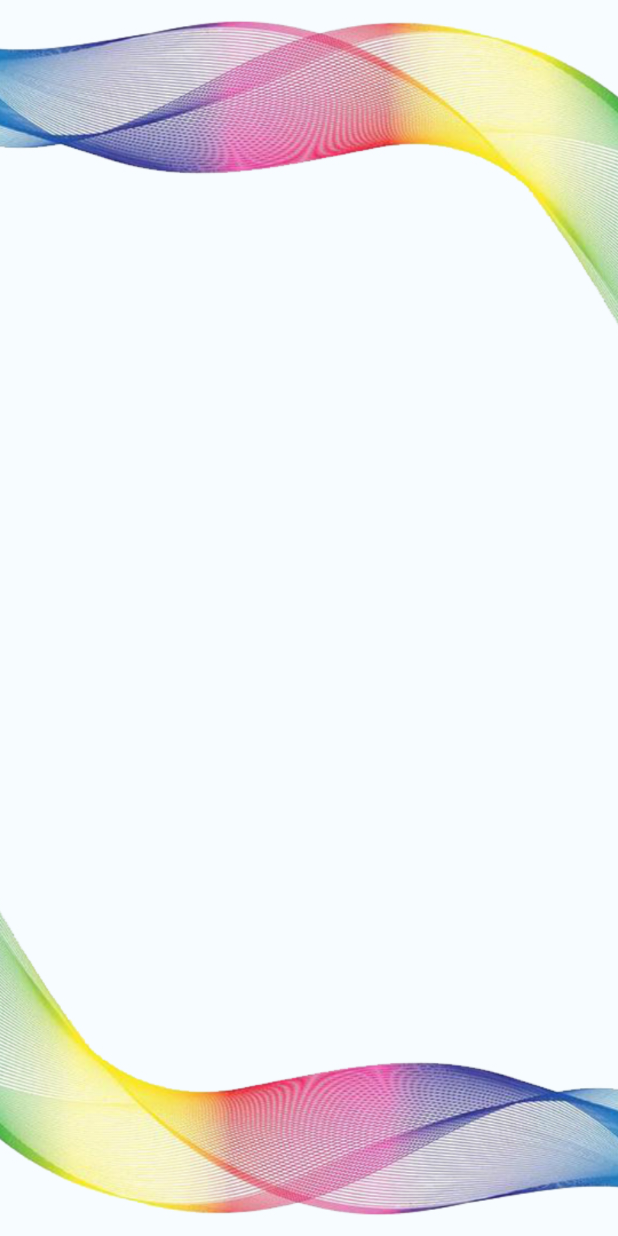
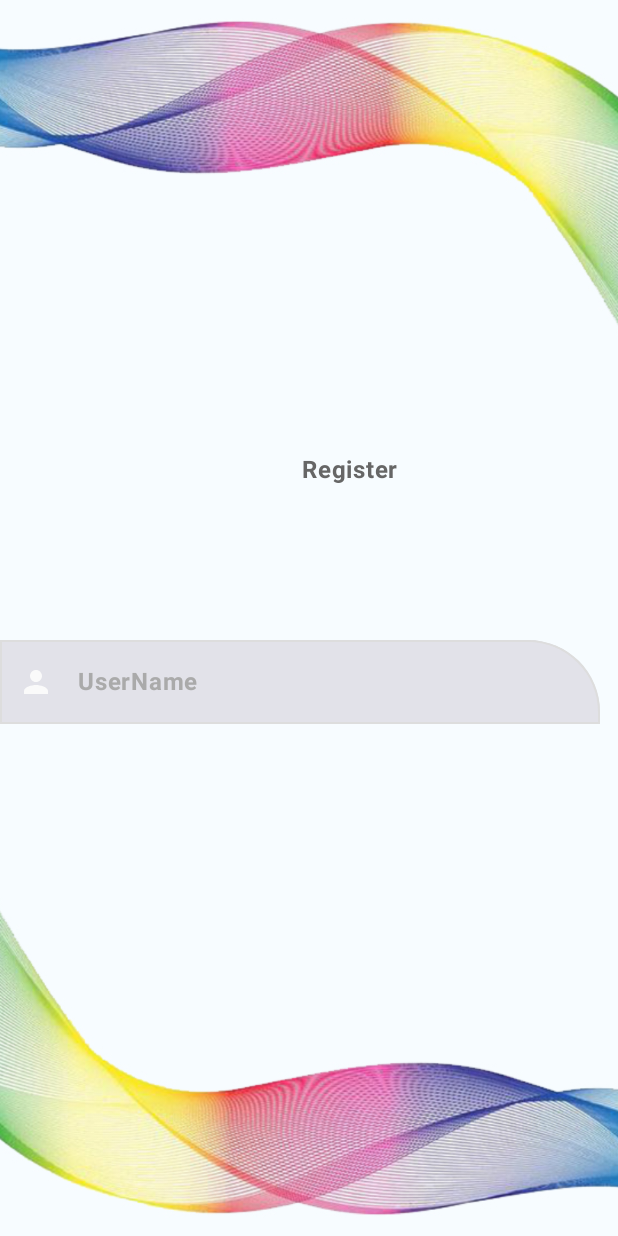
Before and after one commit to Sevilex/Login-Register, an Android app built with Jetpack Compose: the screen it shows after launch (MainActivity), on a phone screen of 412 x 824 dp. Run offline under Robolectric (Android 15) with nearby library versions, the phone set to English and light mode, and no system bars.

Commit message:
Create UserName Box

```diff
--- a/app/src/main/java/com/example/loginregester/MainActivity.kt
+++ b/app/src/main/java/com/example/loginregester/MainActivity.kt
@@ -4,14 +4,34 @@ import android.os.Bundle
 import androidx.activity.ComponentActivity
 import androidx.activity.compose.setContent
 import androidx.compose.foundation.Image
+import androidx.compose.foundation.border
+import androidx.compose.foundation.layout.Box
+import androidx.compose.foundation.layout.Column
 import androidx.compose.foundation.layout.fillMaxSize
+import androidx.compose.foundation.layout.padding
+import androidx.compose.foundation.layout.width
+import androidx.compose.foundation.shape.RoundedCornerShape
+import androidx.compose.material.icons.Icons
+import androidx.compose.material.icons.filled.Person
+import androidx.compose.material3.ExperimentalMaterial3Api
+import androidx.compose.material3.Icon
 import androidx.compose.material3.MaterialTheme
 import androidx.compose.material3.Surface
+import androidx.compose.material3.Text
+import androidx.compose.material3.TextField
+import androidx.compose.material3.TextFieldDefaults
 import androidx.compose.runtime.Composable
+import androidx.compose.runtime.getValue
+import androidx.compose.runtime.mutableStateOf
+import androidx.compose.runtime.remember
+import androidx.compose.runtime.setValue
 import androidx.compose.ui.Modifier
+import androidx.compose.ui.graphics.Color
 import androidx.compose.ui.layout.ContentScale
 import androidx.compose.ui.res.painterResource
+import androidx.compose.ui.text.font.FontWeight
 import androidx.compose.ui.tooling.preview.Preview
+import androidx.compose.ui.unit.dp
 import com.example.loginregester.ui.theme.LoginRegesterTheme
 
 class MainActivity : ComponentActivity() {
@@ -25,6 +45,7 @@ class MainActivity : ComponentActivity() {
     }
 }
 
+@OptIn(ExperimentalMaterial3Api::class)
 @Preview(showBackground = true)
 @Composable
 fun RegisterForm() {
@@ -32,11 +53,68 @@ fun RegisterForm() {
         modifier = Modifier.fillMaxSize(),
         color = MaterialTheme.colorScheme.background
     ) {
-        //
+
         Image(
             painter = painterResource(id = R.drawable.register_background),
             contentDescription = "",
             contentScale = ContentScale.Crop
         )
+
+        Column {
+            Box(
+                modifier = Modifier.padding(
+                    top = 300.dp,
+                    start = 200.dp,
+                    bottom = 100.dp
+                )
+            ) {
+                Text(
+                    text = "Register",
+                    //fontSize = 48.dp,
+                    modifier = Modifier.padding(1.dp),
+                    fontWeight = FontWeight.Bold,
+                    color = Color(0xFF666666),
+                )
+            }
+
+            Column {
+                var txt by remember { mutableStateOf("") }
+                TextField(
+                    value = txt,
+                    onValueChange = { txt = it },
+                    label = {
+                        Text(
+                            text = "UserName",
+                            fontWeight = FontWeight.Bold,
+                            color = Color(0xFFAAAAAA)
+                        )
+                    },
+                    shape = RoundedCornerShape(topEnd = 48.dp),
+                    colors = TextFieldDefaults.textFieldColors(
+                        unfocusedIndicatorColor = Color(0xFFDDDDDD),
+                        focusedIndicatorColor = Color(0xFFCCCCCC),
+                        //backgroundColor = Color(0xFFFAFAFA)
+                    ),
+                    leadingIcon = {
+                        Icon(
+                            imageVector = Icons.Filled.Person,
+                            contentDescription = "",
+                            tint = Color(0xFFFAFAFA)
+                        )
+                    },
+                    modifier = Modifier
+                        .width(400.dp)
+                        .border(
+                            width = 1.dp,
+                            color = Color(0xFFDDDDDD),
+                            shape = RoundedCornerShape(topEnd = 48.dp),
+                        )
+                )
+            }
+        }
     }
 }
+
+@Composable
+fun x() {
+}
--- a/app/src/main/java/com/example/loginregester/Register.kt
+++ b/app/src/main/java/com/example/loginregester/Register.kt
@@ -12,6 +12,11 @@ import androidx.compose.foundation.text.KeyboardOptions
 import androidx.compose.material.*
 import androidx.compose.material.icons.Icons
 import androidx.compose.material.icons.filled.*
+import androidx.compose.material3.ExperimentalMaterial3Api
+import androidx.compose.material3.Icon
+import androidx.compose.material3.Text
+import androidx.compose.material3.TextField
+import androidx.compose.material3.TextFieldDefaults
 import androidx.compose.runtime.*
 import androidx.compose.ui.Alignment
 import androidx.compose.ui.Modifier
@@ -29,7 +34,7 @@ import androidx.compose.ui.unit.sp
 
 
 /*
-
+@OptIn(ExperimentalMaterial3Api::class)
 @Composable
 fun RegisterForcm() {
     Image(
```
